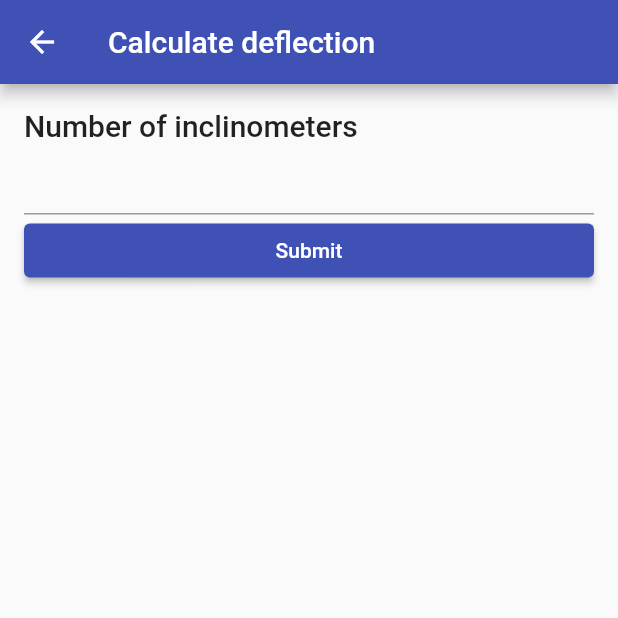
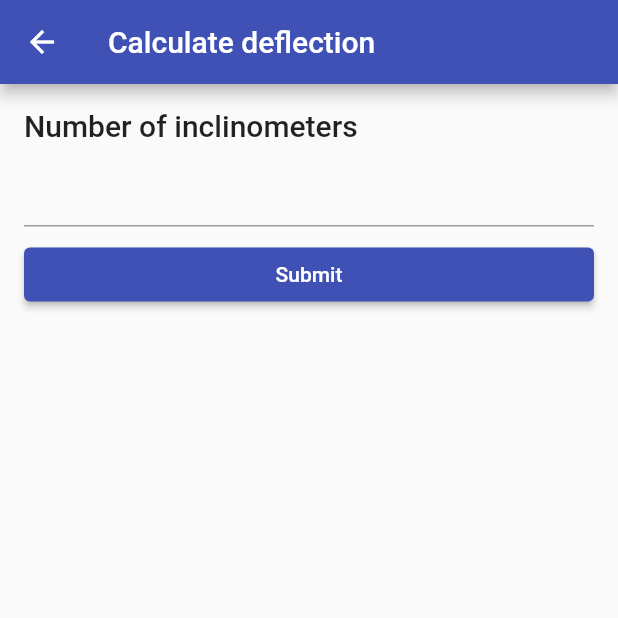
Before and after one commit to metralab/metralab-app, a Flutter app: the NewMeasurementScreen screen opened directly, on a phone screen of 412 x 824 dp, the top half of it. Run offline on Flutter 3.47's test engine with Material 2 defaults, Android fonts, the phone set to English and light mode, and no system bars; our stand-ins replace easy_localization, flutter_riverpod; missing offline and left inert: flutter_sparkline, linalg, shared_preferences_web.

```diff
--- a/lib/screens/new_measurement.dart
+++ b/lib/screens/new_measurement.dart
@@ -36,12 +36,15 @@ class _NewMeasurementScreenState extends State<NewMeasurementScreen> {
                         style: Theme.of(context).textTheme.headline6,
                         textAlign: TextAlign.start,
                       ),
-                      TextFormField(
-                        keyboardType: const TextInputType.numberWithOptions(),
-                        onChanged: (value) =>
-                            setState(() => numSensors = int.parse(value)),
-                        validator: _validateNumberOfInclinometers,
-                        autovalidateMode: AutovalidateMode.onUserInteraction,
+                      Padding(
+                        padding: const EdgeInsets.symmetric(vertical: 8.0),
+                        child: TextFormField(
+                          keyboardType: const TextInputType.numberWithOptions(),
+                          onChanged: (value) =>
+                              setState(() => numSensors = int.parse(value)),
+                          validator: _validateNumberOfInclinometers,
+                          autovalidateMode: AutovalidateMode.onUserInteraction,
+                        ),
                       ),
                       ElevatedButton(
                         child: Text(tr('submit')),
```
Also changed, not shown: lib/components/deflection_form.dart (+6 -2 lines).
